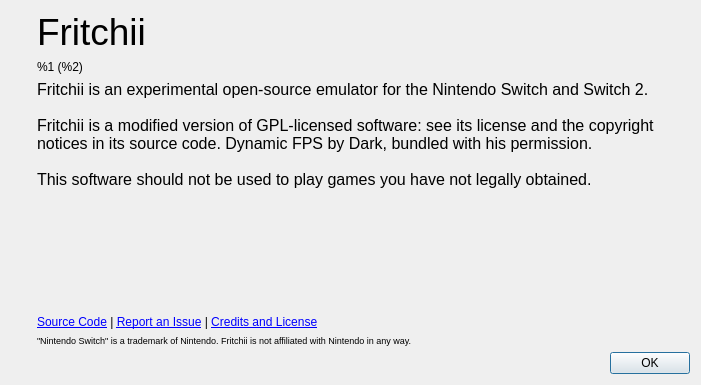
Amnesia1000/Fritchii, file src/yuzu/aboutdialog.ui: the form before one commit.
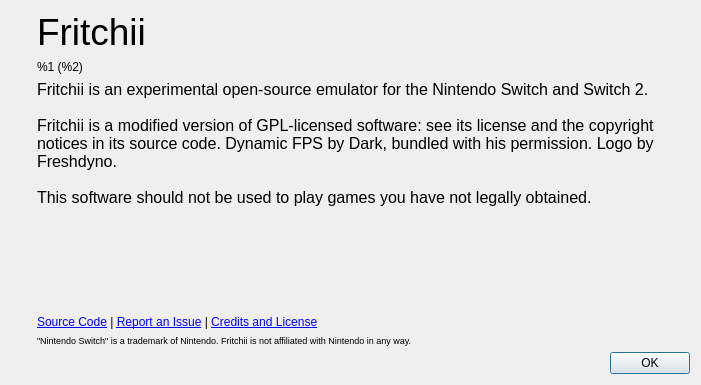
The form after the commit. Icons and pictures are not drawn.

Commit message:
New Fritchii icon: the pear by Freshdyno (exe, window, About, installer, README)
Same art in every size: dist/fritchii.{png,ico}, dist/lichii.{png,ico,icns} (renamed later).
Credit in the README, BRANDING.md and the About dialog.

Diff of the .ui file:
```diff
--- a/src/yuzu/aboutdialog.ui
+++ b/src/yuzu/aboutdialog.ui
@@ -102,7 +102,7 @@
 li.unchecked::marker { content: &quot;\2610&quot;; }
 li.checked::marker { content: &quot;\2612&quot;; }
 &lt;/style&gt;&lt;/head&gt;&lt;body style=&quot; font-family:'Noto Sans'; font-size:9pt; font-weight:400; font-style:normal;&quot;&gt;
-&lt;p style=&quot; margin-top:0px; margin-bottom:0px; margin-left:0px; margin-right:0px; -qt-block-indent:0; text-indent:0px;&quot;&gt;&lt;span style=&quot; font-family:'MS Shell Dlg 2'; font-size:12pt;&quot;&gt;Fritchii is an experimental open-source emulator for the Nintendo Switch and Switch 2. &lt;br /&gt;&lt;br /&gt;Fritchii is a modified version of GPL-licensed software: see its license and the copyright notices in its source code. Dynamic FPS by Dark, bundled with his permission. &lt;br /&gt;&lt;br /&gt;This software should not be used to play games you have not legally obtained.&lt;/span&gt;&lt;/p&gt;&lt;/body&gt;&lt;/html&gt;</string>
+&lt;p style=&quot; margin-top:0px; margin-bottom:0px; margin-left:0px; margin-right:0px; -qt-block-indent:0; text-indent:0px;&quot;&gt;&lt;span style=&quot; font-family:'MS Shell Dlg 2'; font-size:12pt;&quot;&gt;Fritchii is an experimental open-source emulator for the Nintendo Switch and Switch 2. &lt;br /&gt;&lt;br /&gt;Fritchii is a modified version of GPL-licensed software: see its license and the copyright notices in its source code. Dynamic FPS by Dark, bundled with his permission. Logo by Freshdyno. &lt;br /&gt;&lt;br /&gt;This software should not be used to play games you have not legally obtained.&lt;/span&gt;&lt;/p&gt;&lt;/body&gt;&lt;/html&gt;</string>
          </property>
          <property name="alignment">
           <set>Qt::AlignmentFlag::AlignLeading|Qt::AlignmentFlag::AlignLeft|Qt::AlignmentFlag::AlignVCenter</set>
```
The commit also changes 7 other files.
